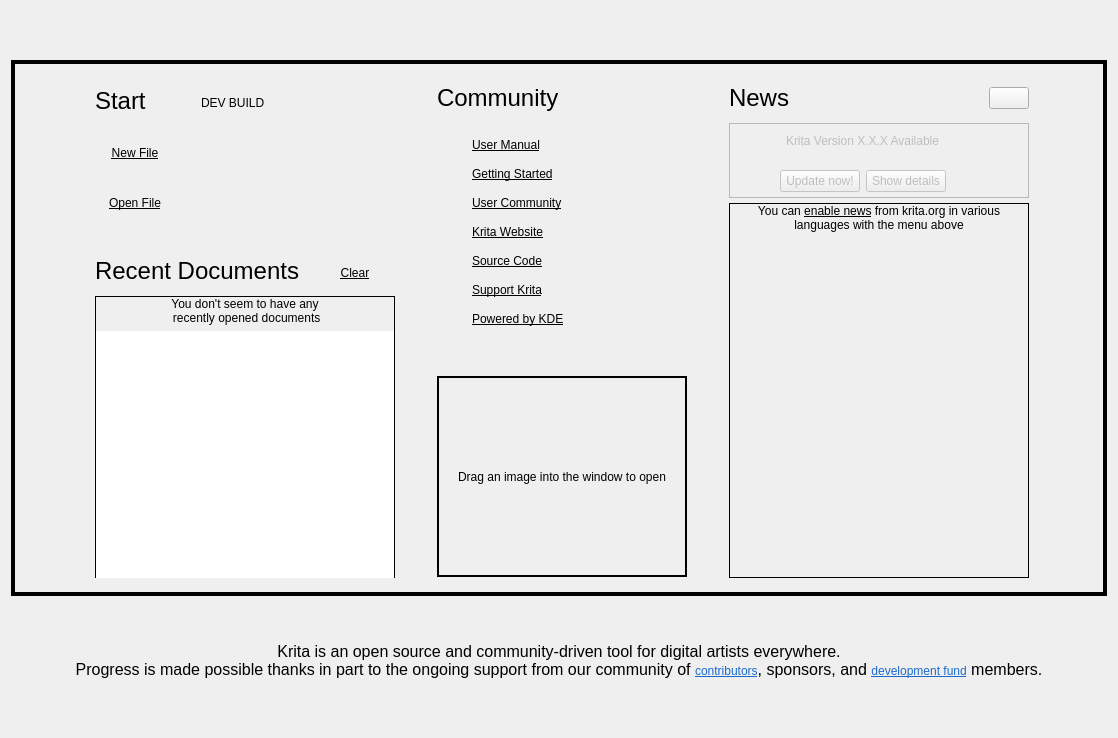
Qt form libs/ui/forms/KisWelcomePage.ui (KDE/krita) before a commit.
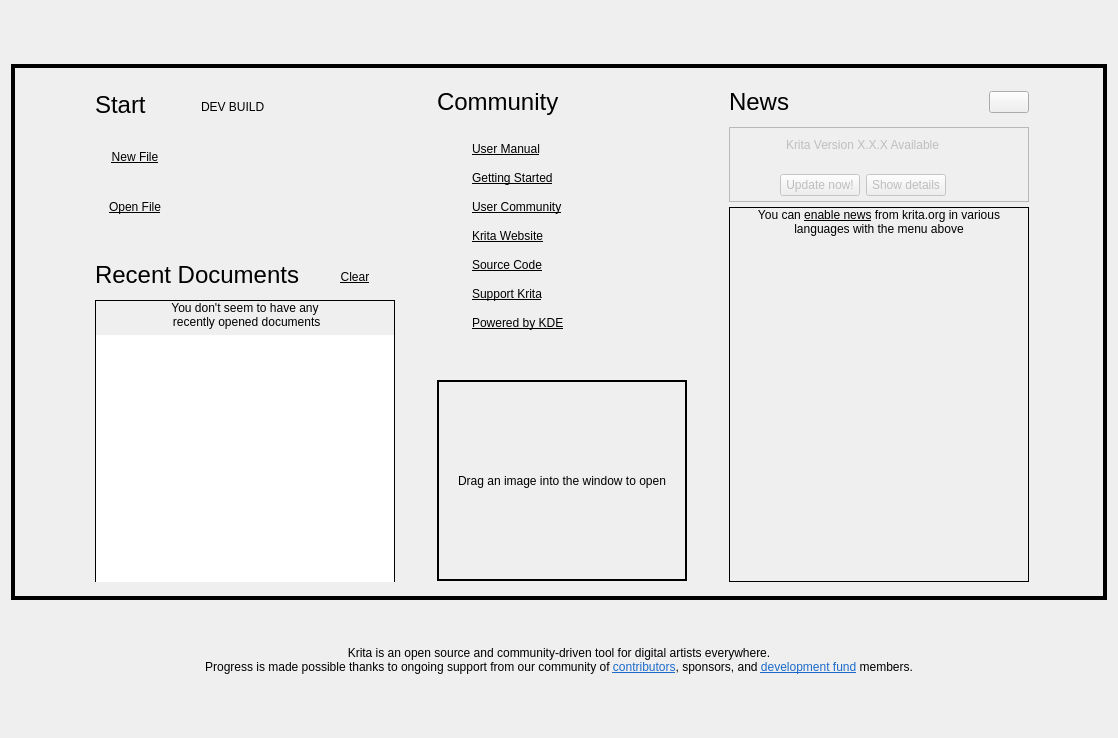
The same form after that commit. Custom widgets are drawn as their Qt base class.

Commit message:
Welcome Screen: Made message a bit smaller and fixed broken link.
Link theming is still inconsistent with the rest of the page though.

The edit to the form file:
```diff
--- a/libs/ui/forms/KisWelcomePage.ui
+++ b/libs/ui/forms/KisWelcomePage.ui
@@ -1831,7 +1831,7 @@
    <item>
     <widget class="QLabel" name="label">
      <property name="text">
-      <string>&lt;html&gt;&lt;head/&gt;&lt;body&gt;&lt;p&gt;&lt;span style=&quot; font-size:12pt;&quot;&gt;Krita is an open source and community-driven tool for digital artists everywhere.&lt;br/&gt;Progress is made possible thanks in part to the ongoing support from our community of &lt;/span&gt;&lt;a href=&quot;https://docs.krita.org/en/contributors_manual.html&quot;&gt;&lt;span style=&quot; text-decoration: underline; color:#1b6acb;&quot;&gt;contributors&lt;/span&gt;&lt;/a&gt;&lt;span style=&quot; font-size:12pt;&quot;&gt;, sponsors, and &lt;/span&gt;&lt;a href=&quot;fund.krita.org&quot;&gt;&lt;span style=&quot; text-decoration: underline; color:#1b6acb;&quot;&gt;development fund&lt;/span&gt;&lt;/a&gt;&lt;span style=&quot; font-size:12pt;&quot;&gt; members.&lt;/span&gt;&lt;/p&gt;&lt;/body&gt;&lt;/html&gt;</string>
+      <string>&lt;html&gt;&lt;head/&gt;&lt;body&gt;&lt;p&gt;Krita is an open source and community-driven tool for digital artists everywhere.&lt;br/&gt;Progress is made possible thanks to ongoing support from our community of &lt;a href=&quot;https://docs.krita.org/en/contributors_manual.html&quot;&gt;&lt;span style=&quot; text-decoration: underline; color:#1b6acb;&quot;&gt;contributors&lt;/span&gt;&lt;/a&gt;, sponsors, and &lt;a href=&quot;https://fund.krita.org/&quot;&gt;&lt;span style=&quot; text-decoration: underline; color:#1b6acb;&quot;&gt;development fund&lt;/span&gt;&lt;/a&gt; members.&lt;/p&gt;&lt;/body&gt;&lt;/html&gt;</string>
      </property>
      <property name="alignment">
       <set>Qt::AlignCenter</set>
```
Left out of the diff: 3 changed lines with no effect on the pictures.
